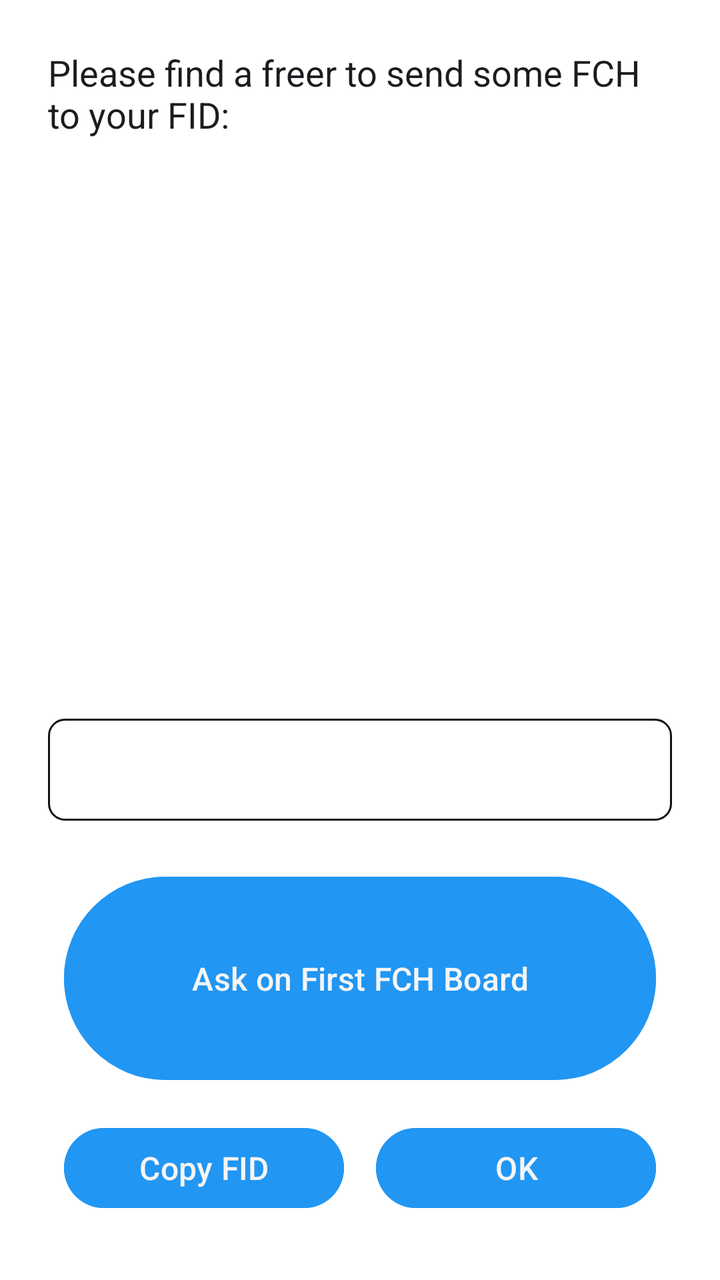
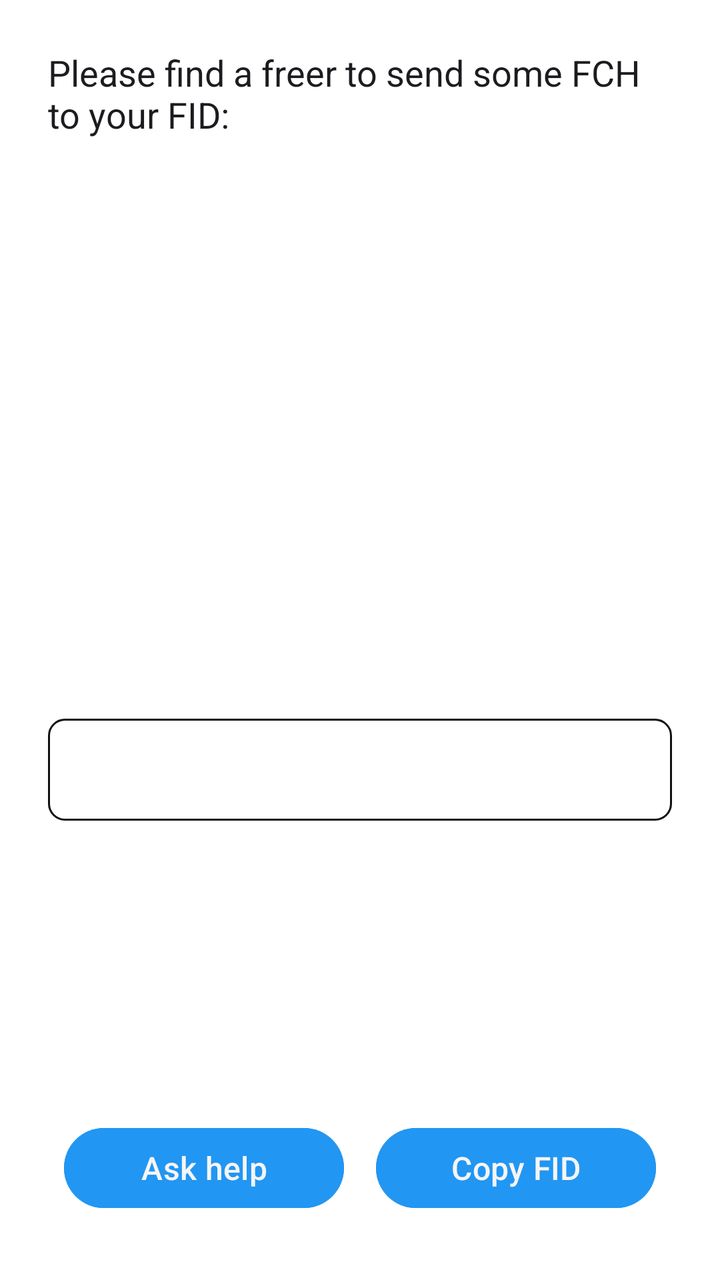

The first picture is an Android layout as it rendered before a commit; the second is the same layout after the commit. The layout source and the unified diff follow.
<!-- AndroidManifest.xml: application theme Theme.Freer -->
<!-- res/layout/dialog_topup_prompt.xml -->
<?xml version="1.0" encoding="utf-8"?>
<LinearLayout xmlns:android="http://schemas.android.com/apk/res/android"
    android:layout_width="match_parent"
    android:layout_height="wrap_content"
    android:orientation="vertical"
    android:padding="24dp">

    
    <ScrollView
        android:layout_width="match_parent"
        android:layout_height="0dp"
        android:layout_weight="1"
        android:fillViewport="true">

        <LinearLayout
            android:layout_width="match_parent"
            android:layout_height="wrap_content"
            android:orientation="vertical">

            
            <TextView
                android:id="@+id/topupMessageText"
                android:layout_width="match_parent"
                android:layout_height="wrap_content"
                android:text="@string/topUp_prompt_message"
                android:textSize="18sp"
                android:textColor="?attr/colorOnSurface"
                android:layout_marginBottom="16dp" />


            
            <ImageView
                android:id="@+id/topupQrCode"
                android:layout_width="match_parent"
                android:layout_height="250dp"
                android:scaleType="fitCenter"
                android:layout_marginBottom="24dp"
                android:contentDescription="@string/qr_code" />

            
            <TextView
                android:id="@+id/topupFidText"
                android:layout_width="match_parent"
                android:layout_height="wrap_content"
                android:textSize="20sp"
                android:textColor="?attr/colorPrimary"
                android:fontFamily="monospace"
                android:textIsSelectable="true"
                android:layout_marginBottom="16dp"
                android:background="@drawable/bg_input_view"
                android:padding="12dp" />

            
            <Button
                android:id="@+id/topupAskBoardButton"
                style="@style/ButtonStyle"
                android:layout_width="match_parent"
                android:layout_height="wrap_content"
                android:text="@string/ask_first_fch"
                android:layout_marginBottom="8dp" />

        </LinearLayout>

    </ScrollView>

    
    <LinearLayout
        android:layout_width="match_parent"
        android:layout_height="wrap_content"
        android:orientation="horizontal"
        android:gravity="end">

        
        <Button
            android:id="@+id/topupIgnoreButton"
            style="@style/ButtonStyle"
            android:layout_width="wrap_content"
            android:layout_height="wrap_content"
            android:text="@string/ignore"
            android:layout_marginEnd="8dp"
            android:visibility="gone"
            />

        
        <Button
            android:id="@+id/topupCopyButton"
            style="@style/ButtonStyle"
            android:layout_width="wrap_content"
            android:layout_height="wrap_content"
            android:text="@string/copy_fid"
            android:layout_marginEnd="8dp" />

        
        <Button
            android:id="@+id/topupOkButton"
            style="@style/ButtonStyle"
            android:layout_width="wrap_content"
            android:layout_height="wrap_content"
            android:text="@string/ok" />

    </LinearLayout>

</LinearLayout>
<!-- resources referenced by this layout -->
<resources>
  <!-- drawable bg_input_view (drawable) -->
  <?xml version="1.0" encoding="utf-8"?>
  <shape xmlns:android="http://schemas.android.com/apk/res/android"
      android:shape="rectangle">
      <solid android:color="@color/input_field_background" />
      <stroke android:width="1dp" android:color="@color/outline_heavy" />
      <corners android:radius="8dp" />
      <padding android:left="8dp" android:top="8dp" android:right="8dp" android:bottom="8dp" />
  </shape>
  <string name="ask_first_fch">Ask on First FCH Board</string>
  <string name="copy_fid">Copy FID</string>
  <string name="ignore">Ignore</string>
  <string name="ok">OK</string>
  <string name="qr_code">QR Code</string>
  <string name="topUp_prompt_message">Please find a freer to send some FCH to your FID:</string>
  <style name="ButtonStyle">
          <item name="android:textColor">@color/main_background</item>
          <item name="android:backgroundTint">@color/accent</item>
          <item name="android:paddingStart">8dp</item>
          <item name="android:paddingEnd">8dp</item>
          <item name="android:paddingTop">8dp</item>
          <item name="android:paddingBottom">8dp</item>
          <item name="android:textSize">16sp</item>
          <item name="android:textAllCaps">false</item>
          <item name="android:layout_width">wrap_content</item>
          <item name="android:layout_height">@dimen/button_height</item>
          <item name="android:layout_weight">1</item>
          <item name="android:layout_marginStart">4dp</item>
          <item name="android:layout_marginEnd">4dp</item>
          <item name="android:layout_margin">8dp</item>
          <item name="android:layout_gravity">center</item>
      </style>
  <style name="Theme.Freer" parent="Base.Theme.Freer" />
  <color name="input_field_background">#FFFFFF</color>
  <color name="outline_heavy">#111111</color>
  <color name="main_background">#F5F5F5</color>
  <color name="accent">#2196F3</color>
  <dimen name="button_height">52dp</dimen>
  <style name="Base.Theme.Freer" parent="Theme.Material3.DayNight.NoActionBar">
          <item name="colorPrimary">#2196F3</item>
          <item name="colorAccent">#2196F3</item>
          <item name="android:windowBackground">#FFFFFF</item>
          
          <item name="android:windowLayoutInDisplayCutoutMode">shortEdges</item>
          <item name="android:enforceNavigationBarContrast">false</item>
          <item name="android:enforceStatusBarContrast">false</item>
          <item name="android:statusBarColor">@android:color/transparent</item>
          <item name="android:navigationBarColor">@android:color/transparent</item>
          <item name="android:windowLightStatusBar">true</item>
          <item name="android:windowLightNavigationBar">true</item>
      </style>
</resources>

<!-- the commit's change to res/layout/dialog_topup_prompt.xml (unified diff, before → after) -->
@@ -50,15 +50,6 @@
                 android:background="@drawable/bg_input_view"
                 android:padding="12dp" />
 
-            
-            <Button
-                android:id="@+id/topupAskBoardButton"
-                style="@style/ButtonStyle"
-                android:layout_width="match_parent"
-                android:layout_height="wrap_content"
-                android:text="@string/ask_first_fch"
-                android:layout_marginBottom="8dp" />
-
         </LinearLayout>
 
     </ScrollView>
@@ -83,20 +74,22 @@
 
         
         <Button
-            android:id="@+id/topupCopyButton"
+            android:id="@+id/topupAskBoardButton"
             style="@style/ButtonStyle"
-            android:layout_width="wrap_content"
+            android:layout_width="0dp"
             android:layout_height="wrap_content"
-            android:text="@string/copy_fid"
+            android:layout_weight="1"
+            android:text="@string/ask_first_fch"
             android:layout_marginEnd="8dp" />
 
         
         <Button
-            android:id="@+id/topupOkButton"
+            android:id="@+id/topupCopyButton"
             style="@style/ButtonStyle"
-            android:layout_width="wrap_content"
+            android:layout_width="0dp"
             android:layout_height="wrap_content"
-            android:text="@string/ok" />
+            android:layout_weight="1"
+            android:text="@string/copy_fid" />
 
     </LinearLayout>
 
<!-- resource entries referenced after the edit -->
@@ -9,10 +9,9 @@
       <corners android:radius="8dp" />
       <padding android:left="8dp" android:top="8dp" android:right="8dp" android:bottom="8dp" />
   </shape>
-  <string name="ask_first_fch">Ask on First FCH Board</string>
+  <string name="ask_first_fch">Ask help</string>
   <string name="copy_fid">Copy FID</string>
   <string name="ignore">Ignore</string>
-  <string name="ok">OK</string>
   <string name="qr_code">QR Code</string>
   <string name="topUp_prompt_message">Please find a freer to send some FCH to your FID:</string>
   <style name="ButtonStyle">
